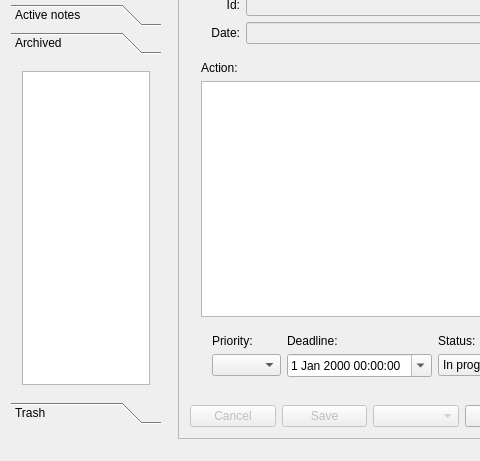
First picture: the form in PluriNotes/plurinotes.ui, repository guillaumejounel/PluriNotes, before the edit; both pictures show x 0 to 480 and y 111 to 572 of the 850 by 572 pixel window.
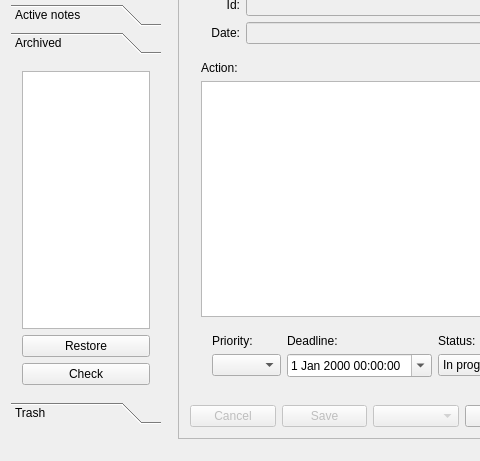
Second picture: the form after the edit. The open tabs and pages were chosen to show the change.

Commit message: restore from archive operationnal

```diff
--- a/PluriNotes/plurinotes.ui
+++ b/PluriNotes/plurinotes.ui
@@ -116,7 +116,7 @@
            <x>0</x>
            <y>0</y>
            <width>150</width>
-           <height>265</height>
+           <height>275</height>
           </rect>
          </property>
          <attribute name="label">
@@ -124,7 +124,28 @@
          </attribute>
          <layout class="QGridLayout" name="gridLayout_5">
           <item row="0" column="0">
-           <widget class="QListWidget" name="listArchivedWidget"/>
+           <layout class="QVBoxLayout" name="verticalLayout_16">
+            <item>
+             <widget class="QListWidget" name="listArchivedWidget"/>
+            </item>
+            <item>
+             <layout class="QHBoxLayout" name="horizontalLayout_12"/>
+            </item>
+            <item>
+             <widget class="QPushButton" name="restoreArchivedButton">
+              <property name="text">
+               <string>Restore</string>
+              </property>
+             </widget>
+            </item>
+            <item>
+             <widget class="QPushButton" name="checkArchivesButton">
+              <property name="text">
+               <string>Check</string>
+              </property>
+             </widget>
+            </item>
+           </layout>
           </item>
          </layout>
         </widget>
```
Left out of the diff: 109 changed lines with no effect on the pictures. The commit also changes 2 other files.
